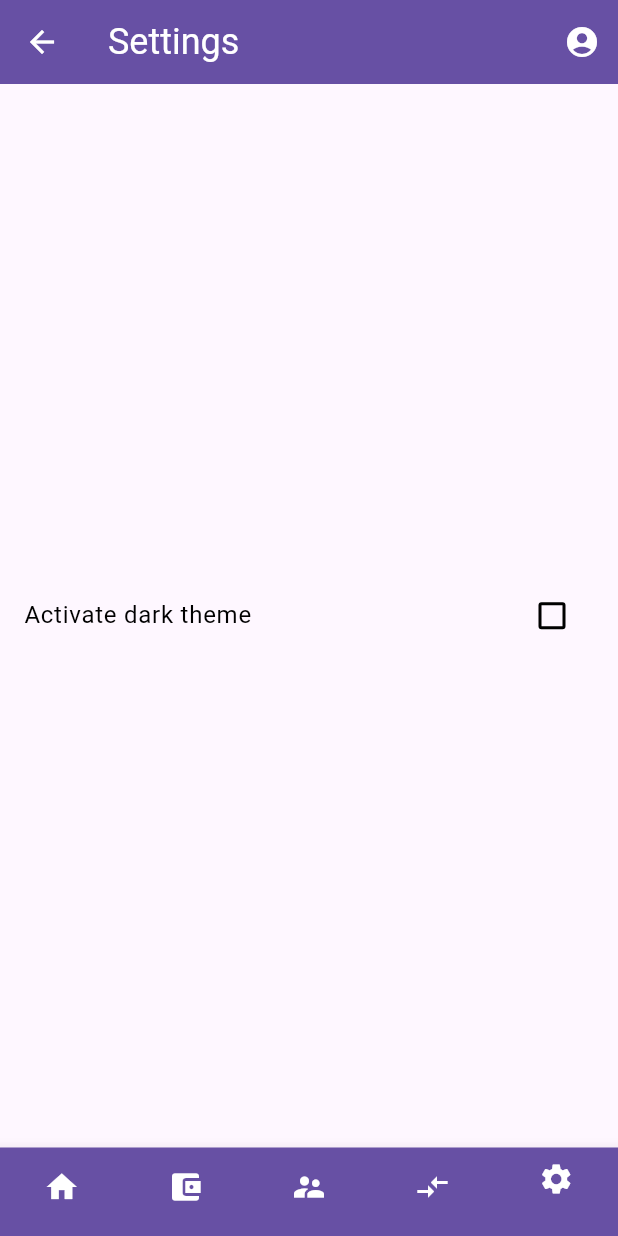
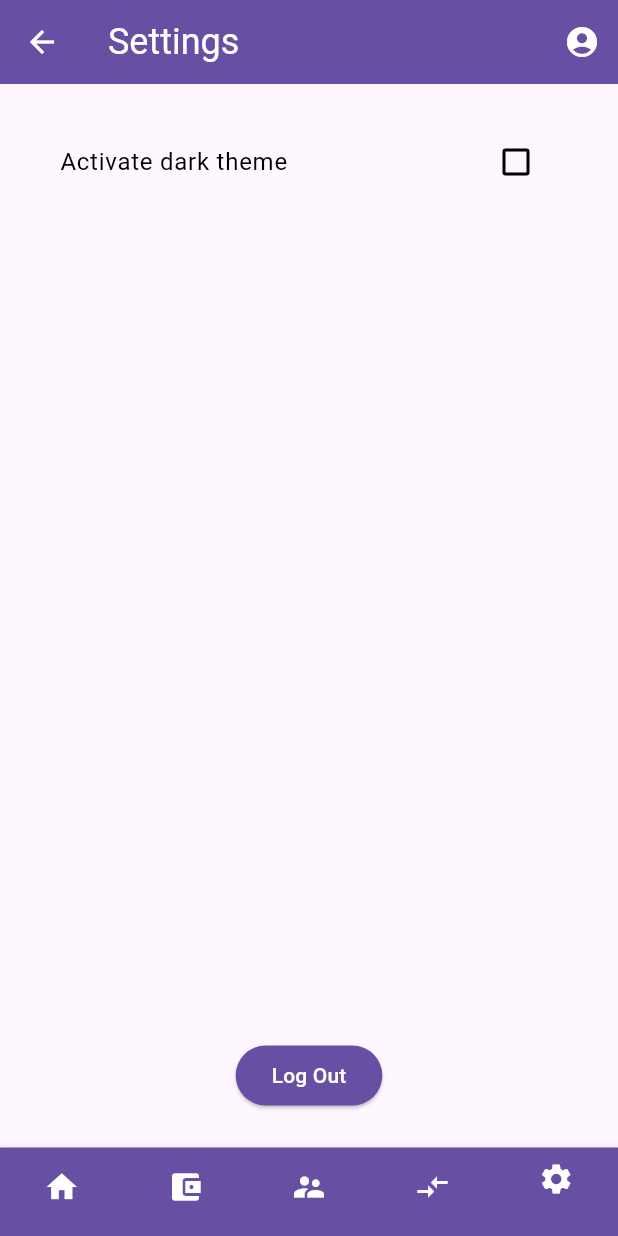
Before and after one commit to GaelleBriet/Bankenstein, a Flutter app: the SettingsView screen opened by its route, on a phone screen of 412 x 824 dp. Run offline on Flutter 3.47's test engine with Material 3 defaults, Android fonts, the phone set to English and light mode, and no system bars; our stand-ins replace flutter_bloc, go_router.

```diff
--- a/bankestein/lib/views/settings_view.dart
+++ b/bankestein/lib/views/settings_view.dart
@@ -1,3 +1,4 @@
+import 'package:bankestein/bloc/authentication_cubit.dart';
 import 'package:flutter/material.dart';
 import 'package:flutter_bloc/flutter_bloc.dart';
 
@@ -16,13 +17,38 @@ class SettingsView extends StatelessWidget {
     final settingsCubit = context.watch<SettingCubit>();
     return Scaffold(
       appBar: const NavigationBarTop(title: 'Settings', userName: userName),
-      body: Center(
-        child: CheckboxListTile(
-          title: const Text('Activate dark theme '),
-          value: settingsCubit.state.brightness == Brightness.dark,
-          onChanged: (bool? value) {
-            settingsCubit.toggleTheme();
-          },
+      body: Padding(
+        padding: const EdgeInsets.all(24.0),
+        child: Center(
+          child: Column(
+            mainAxisAlignment: MainAxisAlignment.center,
+            children: [
+              CheckboxListTile(
+                title: const Text('Activate dark theme '),
+                value: settingsCubit.state.brightness == Brightness.dark,
+                onChanged: (bool? value) {
+                  settingsCubit.toggleTheme();
+                },
+              ),
+              const Spacer(),
+              BlocBuilder<AuthenticationCubit, AuthenticationState>(
+                builder: (context, state) {
+                  return ElevatedButton(
+                    onPressed: () {
+                      context.read<AuthenticationCubit>().logout();
+                    },
+                    style: ElevatedButton.styleFrom(
+                      backgroundColor: Theme
+                          .of(context)
+                          .primaryColor,
+                      foregroundColor: Colors.white,
+                    ),
+                    child: const Text('Log Out'),
+                  );
+                },
+              ),
+            ],
+          ),
         ),
       ),
       bottomNavigationBar: const NavigationBarBottom(selectedIndex: 4),
```
